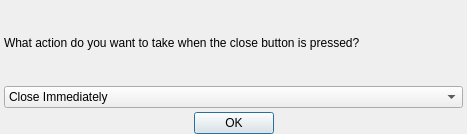
c3c/quazaa, file Quazaa/UI/dialogclosetype.ui: the form before one commit.
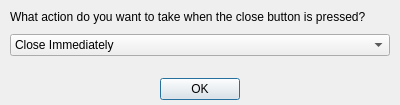
The form after the commit. Icons and pictures are not drawn.

Commit message: [GUI] Improvements to close type dialog.

```diff
--- a/Quazaa/UI/dialogclosetype.ui
+++ b/Quazaa/UI/dialogclosetype.ui
@@ -9,20 +9,20 @@
    <rect>
     <x>0</x>
     <y>0</y>
-    <width>467</width>
-    <height>134</height>
+    <width>400</width>
+    <height>105</height>
    </rect>
   </property>
   <property name="minimumSize">
    <size>
-    <width>450</width>
-    <height>134</height>
+    <width>400</width>
+    <height>105</height>
    </size>
   </property>
   <property name="maximumSize">
    <size>
-    <width>1600</width>
-    <height>134</height>
+    <width>800</width>
+    <height>200</height>
    </size>
   </property>
   <property name="windowTitle">
@@ -39,35 +39,58 @@
    <bool>true</bool>
   </property>
   <layout class="QGridLayout" name="gridLayout">
-   <property name="margin">
-    <number>0</number>
+   <property name="leftMargin">
+    <number>10</number>
    </property>
-   <property name="spacing">
-    <number>0</number>
+   <property name="topMargin">
+    <number>10</number>
    </property>
+   <property name="rightMargin">
+    <number>10</number>
+   </property>
+   <property name="bottomMargin">
+    <number>5</number>
+   </property>
+   <property name="horizontalSpacing">
+    <number>5</number>
+   </property>
+   <property name="verticalSpacing">
+    <number>10</number>
+   </property>
+   <item row="2" column="1">
+    <spacer name="verticalSpacer">
+     <property name="orientation">
+      <enum>Qt::Vertical</enum>
+     </property>
+     <property name="sizeHint" stdset="0">
+      <size>
+       <width>0</width>
+       <height>0</height>
+      </size>
+     </property>
+    </spacer>
+   </item>
    <item row="3" column="0">
-    <layout class="QGridLayout" name="gridLayoutFooter">
-     <item row="0" column="1">
+    <spacer name="horizontalSpacerLeftFooter">
+     <property name="orientation">
+      <enum>Qt::Horizontal</enum>
+     </property>
+     <property name="sizeHint" stdset="0">
+      <size>
+       <width>40</width>
+       <height>20</height>
+      </size>
+     </property>
+    </spacer>
+   </item>
+   <item row="3" column="1">
       <widget class="QPushButton" name="pushButtonOK">
        <property name="text">
         <string>OK</string>
        </property>
       </widget>
      </item>
-     <item row="0" column="0">
-      <spacer name="horizontalSpacerLeftFooter">
-       <property name="orientation">
-        <enum>Qt::Horizontal</enum>
-       </property>
-       <property name="sizeHint" stdset="0">
-        <size>
-         <width>40</width>
-         <height>20</height>
-        </size>
-       </property>
-      </spacer>
-     </item>
-     <item row="0" column="2">
+   <item row="3" column="2">
       <spacer name="horizontalSpacerRightFooter">
        <property name="orientation">
         <enum>Qt::Horizontal</enum>
@@ -80,24 +103,7 @@
        </property>
       </spacer>
      </item>
-    </layout>
-   </item>
-   <item row="0" column="0">
-    <layout class="QGridLayout" name="gridLayoutBody">
-     <property name="margin">
-      <number>4</number>
-     </property>
-     <property name="spacing">
-      <number>4</number>
-     </property>
-     <item row="0" column="0">
-      <widget class="QLabel" name="labelCloseType">
-       <property name="text">
-        <string>What action do you want to take when the close button is pressed?</string>
-       </property>
-      </widget>
-     </item>
-     <item row="1" column="0">
+   <item row="1" column="0" colspan="3">
       <widget class="QComboBox" name="comboBoxCloseType">
        <item>
         <property name="text">
@@ -128,7 +134,12 @@
        </item>
       </widget>
      </item>
-    </layout>
+   <item row="0" column="0" colspan="3">
+    <widget class="QLabel" name="labelCloseType">
+     <property name="text">
+      <string>What action do you want to take when the close button is pressed?</string>
+     </property>
+    </widget>
    </item>
   </layout>
  </widget>
```
Lines whose indentation alone changed are shown as unchanged.
